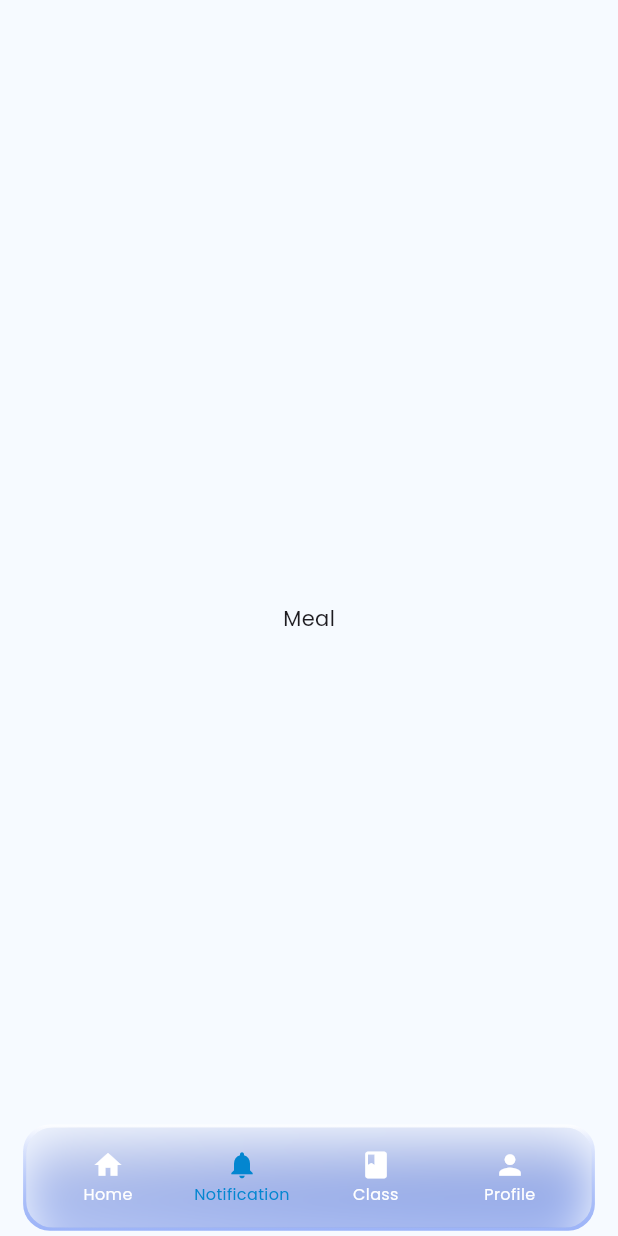
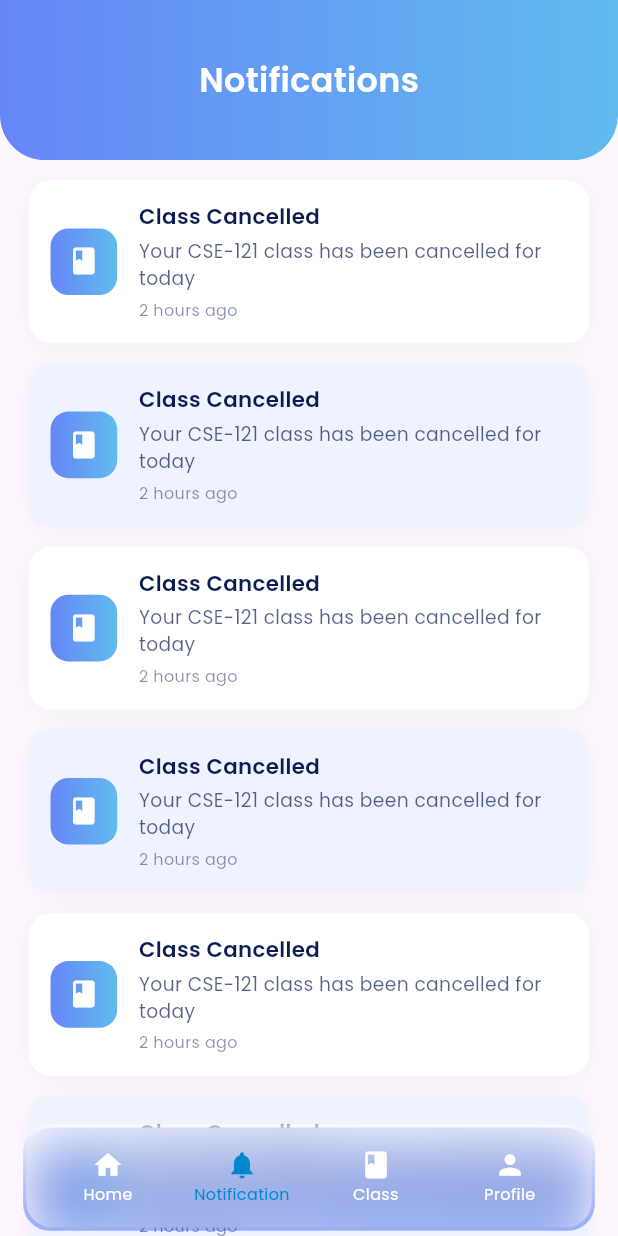
Before and after one commit to sifatullah-haque/UniBuddy, a Flutter app: the MainNavigation screen opened directly, item 2 of the bottom bar chosen, on a phone screen of 412 x 824 dp. Run offline on Flutter 3.47's test engine with Material 3 defaults, Android fonts, the light colour scheme and no system bars; our stand-ins replace another_carousel_pro, cloud_firestore, firebase_auth, firebase_core, flutter_screenutil, speech_to_text and 1 more; accounts and stored records are empty.

Commit message:
all pages almost done

```diff
--- a/lib/main.dart
+++ b/lib/main.dart
@@ -3,9 +3,12 @@ import 'package:diu/auth/login/isLogin.dart';
 import 'package:diu/pages/home_page/Bus_Schedule/busSchedule.dart';
 import 'package:diu/pages/home_page/Cafeteria/cafeteria.dart';
 import 'package:diu/pages/home_page/Class_Schedule/classSchedule.dart';
+import 'package:diu/pages/home_page/Emergency/emergency.dart';
+import 'package:diu/pages/home_page/Lost_Item/lostItem.dart';
 import 'package:diu/pages/home_page/askBot/askBot.dart';
 import 'package:diu/pages/home_page/pure_home_page/home_page.dart';
 import 'package:diu/pages/main_navigation.dart';
+import 'package:diu/pages/notifications/notifications.dart';
 import 'package:diu/utils/firebase_project_config.dart';
 import 'package:firebase_core/firebase_core.dart';
 import 'package:flutter/material.dart';
@@ -32,7 +35,7 @@ class MyApp extends StatelessWidget {
             fontFamily: "Poppins",
           ),
           debugShowCheckedModeBanner: false,
-          home: AskBot()),
+          home: MainNavigation()),
     );
   }
 }
--- a/lib/pages/main_navigation.dart
+++ b/lib/pages/main_navigation.dart
@@ -1,4 +1,5 @@
 import 'dart:ui';
+import 'package:diu/pages/notifications/notifications.dart';
 import 'package:flutter/material.dart';
 import 'package:diu/Constant/color_is.dart';
 import 'package:diu/pages/home_page/pure_home_page/home_page.dart';
@@ -16,7 +17,7 @@ class _MainNavigationState extends State<MainNavigation> {
 
   final List<Widget> _pages = [
     HomePage(),
-    Center(child: Text('Meal')),
+    Notifications(),
     Center(child: Text('Bus')),
     Center(child: Text('Class')),
     Center(child: Text('Profile')),
--- /dev/null
+++ b/lib/pages/notifications/notifications.dart
@@ -0,0 +1,143 @@
+import 'package:flutter/material.dart';
+import 'package:flutter_screenutil/flutter_screenutil.dart';
+import 'package:diu/Constant/color_is.dart';
+
+class Notifications extends StatelessWidget {
+  const Notifications({super.key});
+
+  @override
+  Widget build(BuildContext context) {
+    return Scaffold(
+      body: Column(
+        children: [
+          _buildHeader(),
+          Expanded(
+            child: _buildNotificationList(),
+          ),
+        ],
+      ),
+    );
+  }
+
+  Widget _buildHeader() {
+    return Container(
+      height: 120.h,
+      decoration: const BoxDecoration(
+        borderRadius: BorderRadius.only(
+          bottomLeft: Radius.circular(30.0),
+          bottomRight: Radius.circular(30.0),
+        ),
+        gradient: LinearGradient(
+          begin: Alignment.centerLeft,
+          end: Alignment.centerRight,
+          colors: [Color(0xff6686F6), Color(0xff60BBEF)],
+        ),
+      ),
+      child: SafeArea(
+        child: Center(
+          child: Text(
+            "Notifications",
+            style: TextStyle(
+              fontSize: 25.sp,
+              fontWeight: FontWeight.w600,
+              color: Coloris.white,
+            ),
+          ),
+        ),
+      ),
+    );
+  }
+
+  Widget _buildNotificationList() {
+    return ListView.builder(
+      padding: EdgeInsets.symmetric(horizontal: 20.w, vertical: 15.h),
+      itemCount: 10,
+      itemBuilder: (context, index) {
+        return _buildNotificationItem(
+          title: "Class Cancelled",
+          message: "Your CSE-121 class has been cancelled for today",
+          time: "2 hours ago",
+          isRead: index % 2 == 0,
+          icon: Icons.class_rounded,
+        );
+      },
+    );
+  }
+
+  Widget _buildNotificationItem({
+    required String title,
+    required String message,
+    required String time,
+    required bool isRead,
+    required IconData icon,
+  }) {
+    return Container(
+      margin: EdgeInsets.only(bottom: 15.h),
+      decoration: BoxDecoration(
+        color: isRead ? Coloris.white : const Color(0xffEEF3FF),
+        borderRadius: BorderRadius.circular(15),
+        boxShadow: [
+          BoxShadow(
+            color: Colors.grey.withOpacity(0.1),
+            spreadRadius: 1,
+            blurRadius: 10,
+            offset: const Offset(0, 1),
+          ),
+        ],
+      ),
+      child: Padding(
+        padding: EdgeInsets.all(15.w),
+        child: Row(
+          children: [
+            Container(
+              padding: EdgeInsets.all(12.w),
+              decoration: BoxDecoration(
+                gradient: const LinearGradient(
+                  colors: [Color(0xff6686F6), Color(0xff60BBEF)],
+                ),
+                borderRadius: BorderRadius.circular(12),
+              ),
+              child: Icon(
+                icon,
+                color: Coloris.white,
+                size: 24.sp,
+              ),
+            ),
+            SizedBox(width: 15.w),
+            Expanded(
+              child: Column(
+                crossAxisAlignment: CrossAxisAlignment.start,
+                children: [
+                  Text(
+                    title,
+                    style: TextStyle(
+                      fontSize: 16.sp,
+                      fontWeight: FontWeight.w600,
+                      color: Coloris.text_color,
+                    ),
+                  ),
+                  SizedBox(height: 5.h),
+                  Text(
+                    message,
+                    style: TextStyle(
+                      fontSize: 14.sp,
+                      color: Coloris.text_color.withOpacity(0.7),
+                    ),
+                  ),
+                  SizedBox(height: 5.h),
+                  Text(
+                    time,
+                    style: TextStyle(
+                      fontSize: 12.sp,
+                      color: Coloris.text_color.withOpacity(0.5),
+                    ),
+                  ),
+                ],
+              ),
+            ),
+          ],
+        ),
+      ),
+    );
+  }
+}
```
Also changed, not shown: lib/pages/home_page/Emergency/emergency.dart (added, +235 -0 lines), lib/pages/home_page/Lost_Item/lostItem.dart (added, +323 -0 lines), lib/pages/home_page/pure_home_page/gridview_with_icons.dart (+8 -5 lines), 1 other file.
